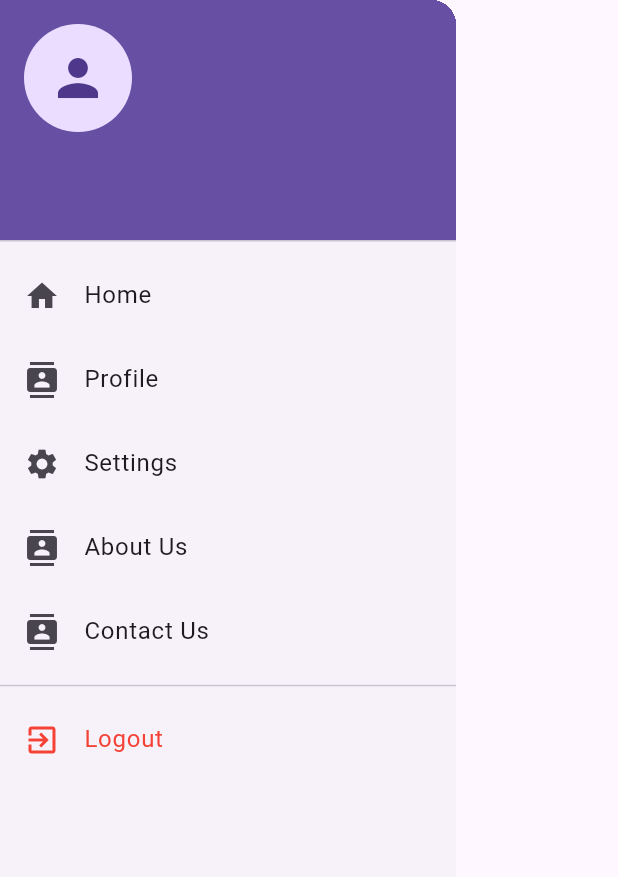
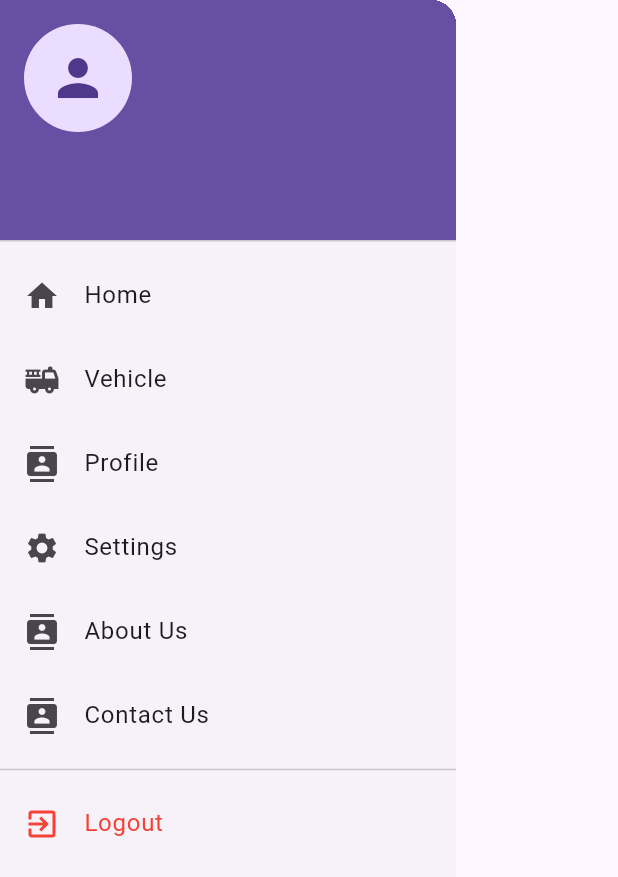
Before and after one commit to vprabhu1771/flutter_supabase_weight_bridge_record_control, a Flutter app: the CustomDrawer widget shown alone on an empty page, opened directly, on a phone screen of 412 x 824 dp. Shown: the top 877 px of the screen. Run offline on Flutter 3.47's test engine with Material 3 defaults, Android fonts, the phone set to English and light mode, and no system bars; our stand-ins replace carousel_slider, flutter_dotenv, flutter_secure_storage, flutter_slidable, fluttertoast, image_picker and 1 more; accounts and stored records are empty; network calls fail.

```diff
--- a/lib/widgets/CustomDrawer.dart
+++ b/lib/widgets/CustomDrawer.dart
@@ -2,6 +2,7 @@ import 'package:flutter/material.dart';
 import 'package:flutter_supabase_weight_bridge_record_control/screens/AboutUsScreen.dart';
 import 'package:flutter_supabase_weight_bridge_record_control/screens/ContactUsScreen.dart';
 import 'package:flutter_supabase_weight_bridge_record_control/screens/auth/ProfileScreen.dart';
+import '../screens/vehicle/VehicleManagementScreen.dart';
 
 import 'package:supabase_flutter/supabase_flutter.dart';
 import 'package:flutter_secure_storage/flutter_secure_storage.dart';
@@ -55,6 +56,19 @@ class CustomDrawer extends StatelessWidget {
               onTap: () {
                 Navigator.pop(context);
                 Navigator.pushReplacementNamed(context, '/home');
+              },
+            ),
+            ListTile(
+              leading: Icon(Icons.fire_truck),
+              title: Text('Vehicle'),
+              onTap: () {
+                Navigator.pop(context);
+                Navigator.push(
+                  context,
+                  MaterialPageRoute(
+                    builder: (context) => VehicleManagementScreen(title: 'Vehicle'),
+                  ),
+                );
               },
             ),
             ListTile(
```
